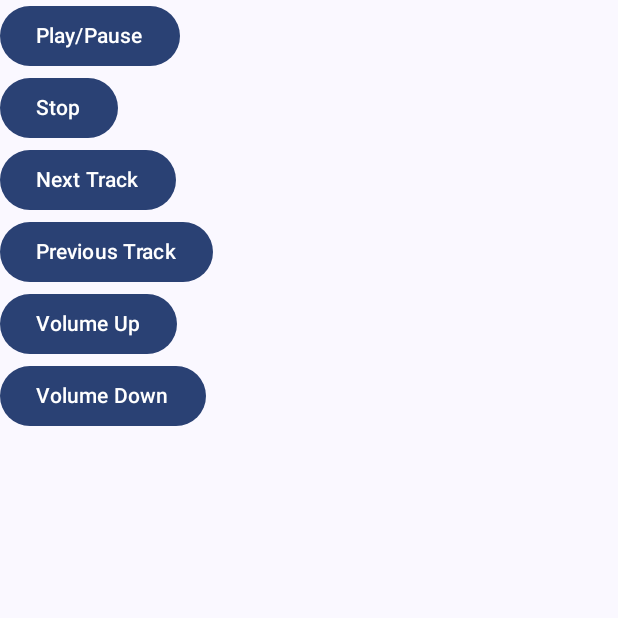
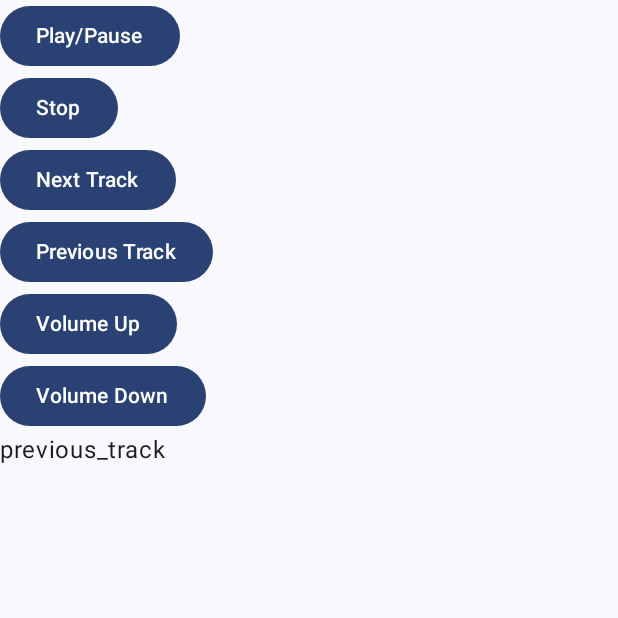
Before and after one commit to rafalordi/ProjetoIntegradorV, an Android app built with Jetpack Compose: the screen it shows after launch (MainActivity), after a tap on "Previous Track", on a phone screen of 412 x 824 dp, the top half of it. Run offline under Robolectric (Android 15) with nearby library versions, the phone set to English and light mode, and no system bars; 3 other taps on this screen came first.

Commit message:
Atualização

```diff
--- a/app/src/main/java/com/example/projetointegradorv/MainActivity.kt
+++ b/app/src/main/java/com/example/projetointegradorv/MainActivity.kt
@@ -5,14 +5,17 @@ import androidx.activity.ComponentActivity
 import androidx.activity.compose.setContent
 import androidx.compose.foundation.layout.Column
 import androidx.compose.foundation.layout.fillMaxSize
-import androidx.compose.material3.Button
-import androidx.compose.material3.MaterialTheme
-import androidx.compose.material3.Surface
-import androidx.compose.material3.Text
+import androidx.compose.material3.*
 import androidx.compose.runtime.Composable
+import androidx.compose.runtime.getValue
+import androidx.compose.runtime.mutableStateOf
+import androidx.compose.runtime.remember
+import androidx.compose.runtime.setValue
 import androidx.compose.ui.Modifier
 import androidx.compose.ui.tooling.preview.Preview
 import com.example.projetointegradorv.ui.theme.ProjetoIntegradorVTheme
+import java.io.BufferedReader
+import java.io.InputStreamReader
 import java.io.OutputStream
 import java.net.Socket
 
@@ -32,40 +35,57 @@ class MainActivity : ComponentActivity() {
 
 @Composable
 fun RemoteControlButtons() {
+    var receivedInfo by remember { mutableStateOf("") }
     Column {
-        CommandButton(text = "Play/Pause", command = "play_pause")
-        CommandButton(text = "Stop", command = "stop")
-        CommandButton(text = "Next Track", command = "next_track")
-        CommandButton(text = "Previous Track", command = "previous_track")
-        CommandButton(text = "Volume Up", command = "volume_up")
-        CommandButton(text = "Volume Down", command = "volume_down")
+        CommandButton(text = "Play/Pause", command = "play_pause") { info ->
+            receivedInfo = info
+        }
+        CommandButton(text = "Stop", command = "stop") { info ->
+            receivedInfo = info
+        }
+        CommandButton(text = "Next Track", command = "next_track") { info ->
+            receivedInfo = info
+        }
+        CommandButton(text = "Previous Track", command = "previous_track") { info ->
+            receivedInfo = info
+        }
+        CommandButton(text = "Volume Up", command = "volume_up") { info ->
+            receivedInfo = info
+        }
+        CommandButton(text = "Volume Down", command = "volume_down") { info ->
+            receivedInfo = info
+        }
+
+        // Display area for information from the server
+        Text(text = receivedInfo)
     }
 }
 
 @Composable
-fun CommandButton(text: String, command: String) {
-    Button(onClick = { sendCommandToServer(command) }) {
+fun CommandButton(text: String, command: String, onClick: (String) -> Unit) {
+    Button(onClick = { onClick(command) }) {
         Text(text = text)
     }
 }
 
-private fun sendCommandToServer(command: String) {
+private fun sendCommandToServer(command: String, infoCallback: (String) -> Unit) {
     Thread {
         try {
-            // Configure o endereço IP e a porta do servidor no PC
             val serverIp = "192.168.10.16"
             val serverPort = 5000
 
-            // Crie um socket e conecte ao servidor
             val socket = Socket(serverIp, serverPort)
-
-            // Obtenha o OutputStream para enviar o comando
             val outputStream: OutputStream = socket.getOutputStream()
 
-            // Envie o comando como bytes
             outputStream.write(command.toByteArray())
 
-            // Feche a conexão
+            // Receive information from the server
+            val input = BufferedReader(InputStreamReader(socket.getInputStream()))
+            val info = input.readLine()
+
+            // Call the callback to update the receivedInfo state
+            infoCallback(info)
+
             socket.close()
         } catch (e: Exception) {
             e.printStackTrace()
```
